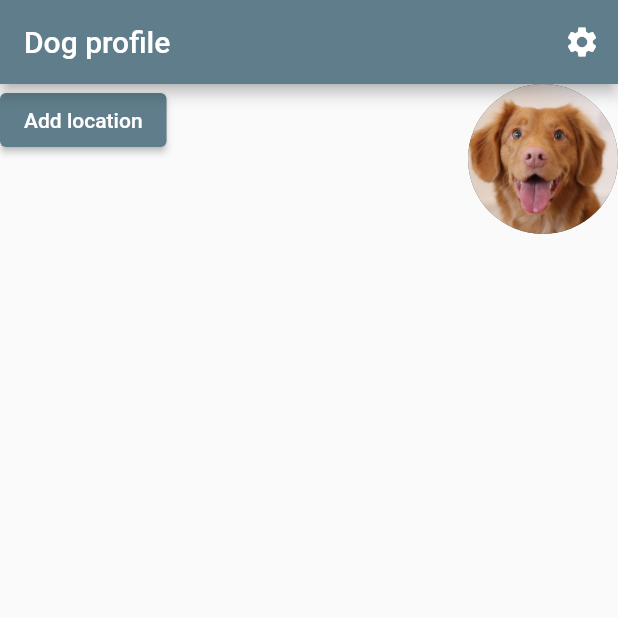
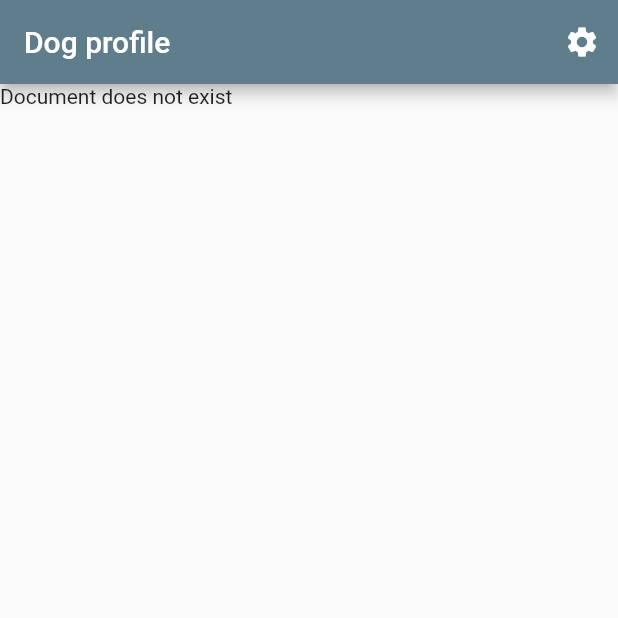
Before and after one commit to joas47/Bark_Buddy, a Flutter app: the ViewDogProfilePage screen opened directly, on a phone screen of 412 x 824 dp, the top half of it. Run offline on Flutter 3.47's test engine with Material 2 defaults, Android fonts, the phone set to English and light mode, and no system bars; our stand-ins replace cloud_firestore, firebase_auth, firebase_core, firebase_storage, image_picker; accounts and stored records are empty.

Commit message:
gets data for the current dog from the database

```diff
--- a/lib/view_dog_profile_page.dart
+++ b/lib/view_dog_profile_page.dart
@@ -151,8 +151,6 @@ class ViewDogProfilePage extends StatelessWidget {
 
   @override
   Widget build(BuildContext context) {
-    //String dogRef = getDogRef();
-
     return Scaffold(
       appBar: AppBar(
         title: const Text('Dog profile'),
@@ -171,21 +169,27 @@ class ViewDogProfilePage extends StatelessWidget {
       body: StreamBuilder<DocumentSnapshot>(
           stream: FirebaseFirestore.instance
               .collection('Dogs')
-              .doc(getDogRef())
+              .doc("GIlnMexXt9OKm7TuU7Np")
               .snapshots(),
           builder: (context, snapshot) {
             if (!snapshot.hasData) {
               return const CircularProgressIndicator();
             }
+            if (!snapshot.data!.exists) {
+              return const Text('Document does not exist');
+            }
 
             final dogData = snapshot.data!;
-            final data = snapshot.data?.data();
-            print(data.toString());
-            //final name = dogData.get('Name') as String?;
-            //final breed = dogData.get('Breed') as String?;
-            //final age = dogData.get('Age') as int?;
-            //final gender = dogData.get('Gender') as String?;
-            //final String? profilePic = dogData.get('picture') as String?;
+
+            final activityLevel = dogData.get('Activity Level');
+            final age = dogData.get('Age') as int?;
+            final bio = dogData.get('Biography');
+            final breed = dogData.get('Breed') as String?;
+            final gender = dogData.get('Gender') as String?;
+            final isCastrated = dogData.get('Is castrated') as bool?;
+            final name = dogData.get('Name');
+            final size = dogData.get('Size') as String?;
+            final String? profilePic = dogData.get('picture') as String?;
 
             return Stack(alignment: Alignment.center, children: <Widget>[
               Row(
@@ -215,22 +219,22 @@ class ViewDogProfilePage extends StatelessWidget {
               Column(
                 mainAxisAlignment: MainAxisAlignment.center,
                 children: <Widget>[
-                  /*CircleAvatar(
+                  CircleAvatar(
                     radius: 100.0,
                     backgroundImage: profilePic != null
                         ? NetworkImage(profilePic)
                         : AssetImage(
-                        'assets/images/placeholder-profile-image.png')
-                    as ImageProvider<Object>,
-                  ),*/
-                  /*Text(
+                                'assets/images/placeholder-profile-image.png')
+                            as ImageProvider<Object>,
+                  ),
+                  Text(
                     name ?? '',
                     style: const TextStyle(
                       fontSize: 22.0,
                       fontWeight: FontWeight.bold,
                     ),
-                  ),*/
-                  /*SizedBox(
+                  ),
+                  SizedBox(
                     width: 300.0,
                     child: TextField(
                       readOnly: true,
@@ -238,7 +242,7 @@ class ViewDogProfilePage extends StatelessWidget {
                       maxLines: 3,
                       decoration: InputDecoration(
                           hintText:
-                          '• ${breed ?? ''}\n• ${gender ?? ''}\n• ${age.toString()} years',
+                              '• ${breed ?? ''}\n• ${gender ?? ''}\n• ${age.toString()} years',
                           border: const OutlineInputBorder(),
                           suffixIcon: IconButton(
                             icon: const Icon(Icons.edit),
@@ -250,7 +254,7 @@ class ViewDogProfilePage extends StatelessWidget {
                         fontSize: 18.0,
                       ),
                     ),
-                  ),*/
+                  ),
                 ],
               ),
             ]);
@@ -258,24 +262,19 @@ class ViewDogProfilePage extends StatelessWidget {
     );
   }
 
-  String getDogRef() {
-    Map<String, dynamic> dog;
-    String dogRef = 'placeholder';
+  void getDogID(void Function(String) onDogID) {
     final userUid = FirebaseAuth.instance.currentUser?.uid;
     CollectionReference users = FirebaseFirestore.instance.collection('users');
     users.doc(userUid).get().then((DocumentSnapshot documentSnapshot) {
       if (documentSnapshot.exists) {
-        //final data = documentSnapshot.data() as Map<String, dynamic>;
-        //print(data.toString());
-
-        //dog = documentSnapshot.get('dogs');
-        dogRef = documentSnapshot.get('dogs');
-        print(dogRef);
+        String dogRef = documentSnapshot.get('dogs');
+        print("dogRef:$dogRef");
+        onDogID(dogRef);
       } else {
         print('Document does not exist on the database');
+        onDogID('');
       }
     });
-    return dogRef;
   }
 }
 
```
